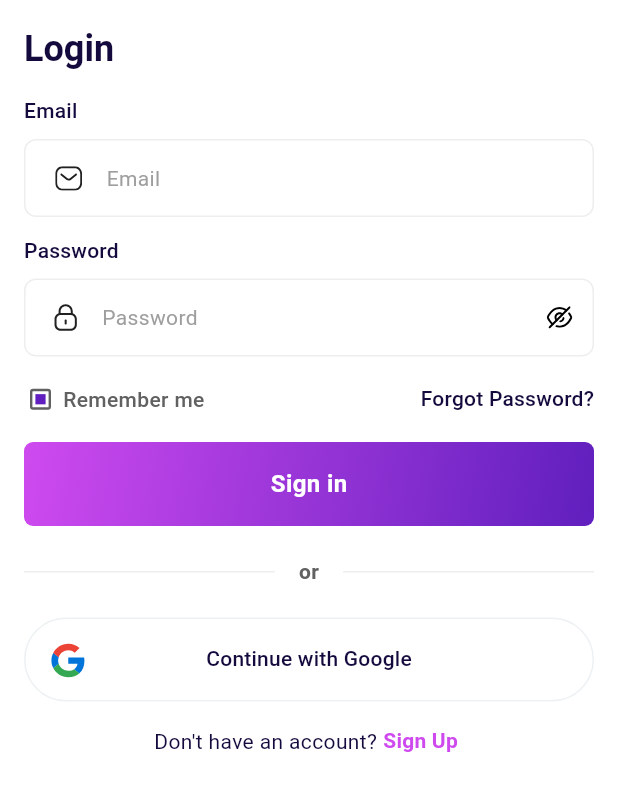
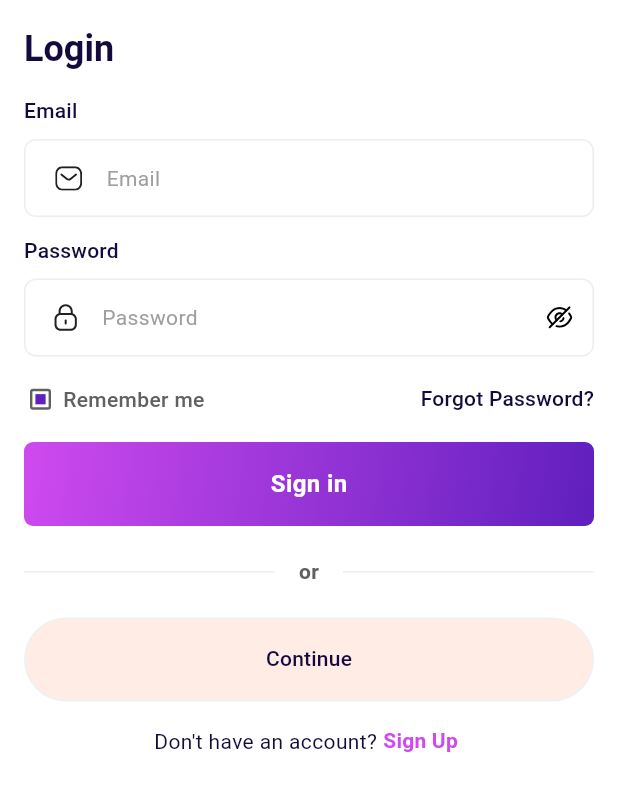
Before and after one commit to muneeb117/mywords.ai, a Flutter app: the LoginPage screen opened by its route, on a phone screen of 412 x 824 dp, the part 83-894 px from its top. Run offline on Flutter 3.47's test engine with Material 3 defaults, Android fonts, the phone set to English and light mode, and no system bars; our stand-ins replace bloc, dartz, dio, flutter_bloc, flutter_svg, get_it and 2 more; accounts and stored records are empty.

Commit message:
minor fixes

```diff
--- /dev/null
+++ b/lib/constants/ai_sample_text.dart
@@ -0,0 +1,4 @@
+class AiSampleText {
+  static const data =
+      "The evolution of artificial intelligence has significantly impacted various industries, revolutionizing automation, data analysis, and decision-making processes. AI-powered algorithms continuously learn and adapt, enabling businesses to optimize workflows, enhance customer experiences, and drive innovation. As machine learning models become more sophisticated, ethical considerations surrounding bias, transparency, and accountability remain critical topics of discussion in the AI community.";
+}
--- a/lib/modules/authentication/pages/signup/signup_page.dart
+++ b/lib/modules/authentication/pages/signup/signup_page.dart
@@ -149,6 +149,7 @@ class _SignupPageState extends State<SignupPage> {
                               return PrimaryButton.gradient(
                                 title: 'Sign Up',
                                 isLoading: state.signupStatus == SignupStatus.loading,
+                                enableShrinkAnimation: true,
                                 onTap: () {
                                   bool isFormValidated = _formKey.currentState?.validate() == true;
                                   if (isFormValidated) {
--- /dev/null
+++ b/lib/modules/authentication/widgets/auto_login.dart
@@ -0,0 +1,33 @@
+import 'package:flutter/material.dart';
+import 'package:flutter_svg/flutter_svg.dart';
+import 'package:mywords/constants/app_colors.dart';
+import 'package:mywords/utils/extensions/extended_context.dart';
+
+class AutoLoginButton extends StatelessWidget {
+  final VoidCallback onTap;
+
+  const AutoLoginButton({super.key, required this.onTap});
+
+  @override
+  Widget build(BuildContext context) {
+    return GestureDetector(
+      behavior: HitTestBehavior.opaque,
+      onTap: onTap,
+      child: Stack(
+        alignment: Alignment.center,
+        children: [
+          Container(
+            height: 56,
+            width: double.infinity,
+            decoration: BoxDecoration(
+              color: AppColors.darkOrangeBg,
+              border: Border.all(color: Color(0xffEDF1F3)),
+              borderRadius: BorderRadius.circular(50),
+            ),
+          ),
+          Text('Continue', style: context.textTheme.titleMedium)
+        ],
+      ),
+    );
+  }
+}
```
Also changed, not shown: lib/modules/authentication/pages/login_page.dart (+8 -1 lines).
